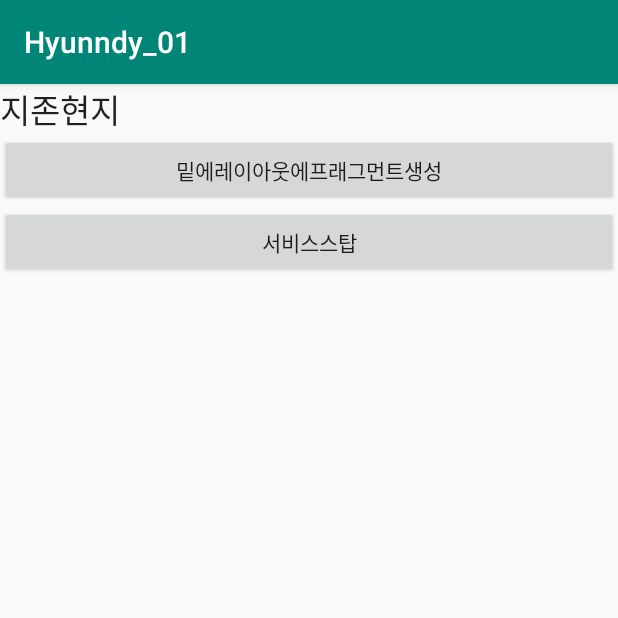
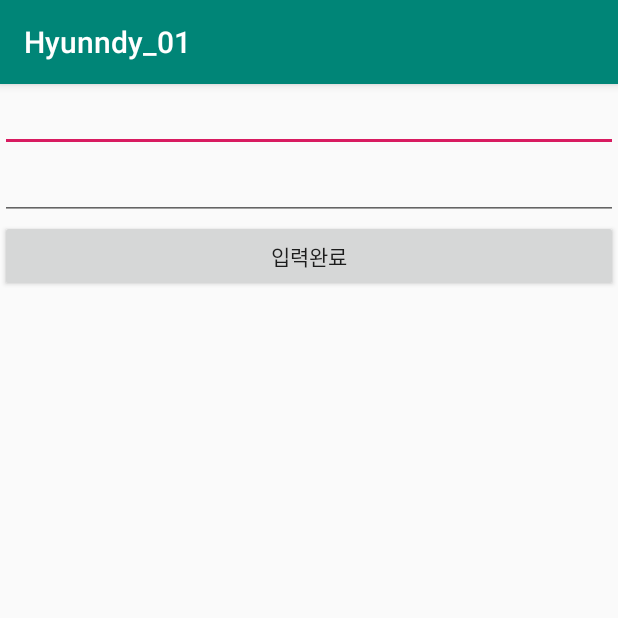
Before and after one commit to Hyunndy/Hyunndy_AndroidProject_001, an Android app: the screen it shows after launch (MainActivity), on a phone screen of 412 x 824 dp, the top half of it. Run offline under Robolectric (Android 15) with nearby library versions, the phone set to English and light mode, and no system bars.

Commit message:
for Studying Using Activity as Controller. (화면을 Fragment로 구성)

```diff
--- a/app/src/main/java/com/example/hyunndy_01/FirstFragment.kt
+++ b/app/src/main/java/com/example/hyunndy_01/FirstFragment.kt
@@ -5,6 +5,8 @@ import android.os.Bundle
 import android.view.LayoutInflater
 import android.view.View
 import android.view.ViewGroup
+import android.widget.Button
+import android.widget.EditText
 import androidx.fragment.app.Fragment
 
 /**
@@ -12,13 +14,37 @@ import androidx.fragment.app.Fragment
  */
 class FirstFragment : Fragment() {
 
-    // 1. Fragment 배치 시 자동으로 호출되는 메서드.
+    // 3. Fragmnet에서는 view에 배치되어있는걸 그대로 가져올 수 없기 때문에 얻어온 view 객체에서 구성요소의 객체를 생성해야한다.
+    var button: Button? = null
+    var edit1: EditText? = null
+    var edit2: EditText? = null
+
     override fun onCreateView(inflater: LayoutInflater, container: ViewGroup?,
                               savedInstanceState: Bundle?): View? {
 
+        // 3. Fragment가 불리면 자동으로 호출되는 CreateView함수에서 view를 생성해서 vieww를 통해 Fragment Layout에 있는 구성요소들을 가져온다!
+        var view = inflater!!.inflate(R.layout.fragment_first, container, false)
+        button = view.findViewById<Button>(R.id.button)
+        edit1 = view.findViewById<EditText>(R.id.editText)
+        edit2 = view.findViewById<EditText>(R.id.editText2)
 
-        // Fragmnet할 레이아웃을 반환한다.
-        return inflater.inflate(R.layout.fragment_first, container, false)
+
+
+
+        // 4. Fragment에선 Activity를 그냥 가져올 수 있음. 버튼을 클릭하면 result fragmnet로 이동하게!
+        button?.setOnClickListener {view->
+
+            // 5. 프래그먼트1의 EditText의 내용을 메인액티비티의 객체에 저장해둔다. 프래그먼트2에서 사용할 수 있도록!
+            var main_activity = activity as MainActivity // MainActivity로 형변환
+
+            main_activity.value1 = edit1?.text.toString()
+            main_activity.value2 = edit2?.text.toString()
+
+            main_activity.setFragment("result")
+        }
+
+
+        return view
     }
 
 }
--- a/app/src/main/java/com/example/hyunndy_01/MainActivity.kt
+++ b/app/src/main/java/com/example/hyunndy_01/MainActivity.kt
@@ -31,34 +31,37 @@ import kotlin.collections.HashMap
 class MainActivity : AppCompatActivity() {
 
     // 1. 사용할 프래그먼트들의 객체를 생성
-    var first = FirstFragment()
-    var second = SecondFragment()
+    var input_fragment = FirstFragment()
+    var result_fragment = SecondFragment()
+
+    // 4. 프래그먼트1의 EditText를 프래그먼트2에 전달할 변수 선언
+    var value1:String? = null
+    var value2:String? = null
 
     override fun onCreate(savedInstanceState: Bundle?) {
         super.onCreate(savedInstanceState)
         setContentView(R.layout.activity_main)
 
-        // 2. 첫번째 프래그먼트 세팅.
-        button.setOnClickListener { view ->
-            // 2. 하위버전까지 지원하려면 supportFragmnetManager.
-            var tran = supportFragmentManager.beginTransaction()
+        setFragment("input")
+    }
 
-            // 3. id가 container인 레이아웃에 first라는 프래그먼트를 넣는다.
-            tran.add(R.id.container, first)
-
-            // 4. BackButton으로 프래그먼트를 제거할 수 있도록 적용.
-            tran.addToBackStack(null)
-            tran.commit()
+    // 2. Activity에 배치할 Fragment 세팅
+    fun setFragment(name : String)
+    {
+        var tran = supportFragmentManager.beginTransaction()
+        when(name)
+        {
+            "input"->
+            {
+                tran.replace(R.id.container, input_fragment)
+            }
+            "result"->
+            {
+                tran.replace(R.id.container, result_fragment)
+                tran.addToBackStack(null)
+            }
         }
 
-        // 3. 두번째 프래그먼트 세팅.
-        button2.setOnClickListener { view ->
-
-            var tran = supportFragmentManager.beginTransaction()
-
-            tran.replace(R.id.container, second)
-            tran.addToBackStack(null)
-            tran.commit()
-        }
+        tran.commit()
     }
 }
--- a/app/src/main/res/layout/activity_main.xml
+++ b/app/src/main/res/layout/activity_main.xml
@@ -1,36 +1,9 @@
 <?xml version="1.0" encoding="utf-8"?>
-<LinearLayout xmlns:android="http://schemas.android.com/apk/res/android"
+<FrameLayout xmlns:android="http://schemas.android.com/apk/res/android"
     xmlns:app="http://schemas.android.com/apk/res-auto"
     xmlns:tools="http://schemas.android.com/tools"
+    android:id="@+id/container"
     android:layout_width="match_parent"
     android:layout_height="match_parent"
     android:orientation="vertical"
-    tools:context=".MainActivity" >
-
-    <TextView
-        android:id="@+id/textView"
-        android:layout_width="match_parent"
-        android:layout_height="wrap_content"
-        android:text="지존현지"
-        android:textAppearance="@style/TextAppearance.AppCompat.Large" />
-
-    <Button
-        android:id="@+id/button"
-        android:layout_width="match_parent"
-        android:layout_height="wrap_content"
-        android:text="밑에레이아웃에프래그먼트생성" />
-
-    <Button
-        android:id="@+id/button2"
-        android:layout_width="match_parent"
-        android:layout_height="wrap_content"
-        android:text="서비스스탑" />
-
-    <FrameLayout
-        android:id="@+id/container"
-        android:layout_width="match_parent"
-        android:layout_height="match_parent">
-
-    </FrameLayout>
-
-</LinearLayout>
+    tools:context=".MainActivity" />
--- a/app/src/main/res/layout/fragment_first.xml
+++ b/app/src/main/res/layout/fragment_first.xml
@@ -6,21 +6,23 @@
     android:orientation="vertical"
     tools:context=".FirstFragment">
 
-    <Button
-        android:id="@+id/button3"
+    <EditText
+        android:id="@+id/editText2"
         android:layout_width="match_parent"
         android:layout_height="wrap_content"
-        android:text="Button" />
+        android:ems="10"
+        android:inputType="textPersonName" />
+
+    <EditText
+        android:id="@+id/editText"
+        android:layout_width="match_parent"
+        android:layout_height="wrap_content"
+        android:ems="10"
+        android:inputType="textPersonName" />
 
     <Button
-        android:id="@+id/button4"
+        android:id="@+id/button"
         android:layout_width="match_parent"
         android:layout_height="wrap_content"
-        android:text="Button" />
-
-    <Button
-        android:id="@+id/button8"
-        android:layout_width="match_parent"
-        android:layout_height="wrap_content"
-        android:text="Button" />
+        android:text="입력완료" />
 </LinearLayout>
```
Also changed, not shown: app/src/main/java/com/example/hyunndy_01/SecondFragment.kt (+28 -2 lines), app/src/main/res/layout/fragment_second.xml (+17 -25 lines).
